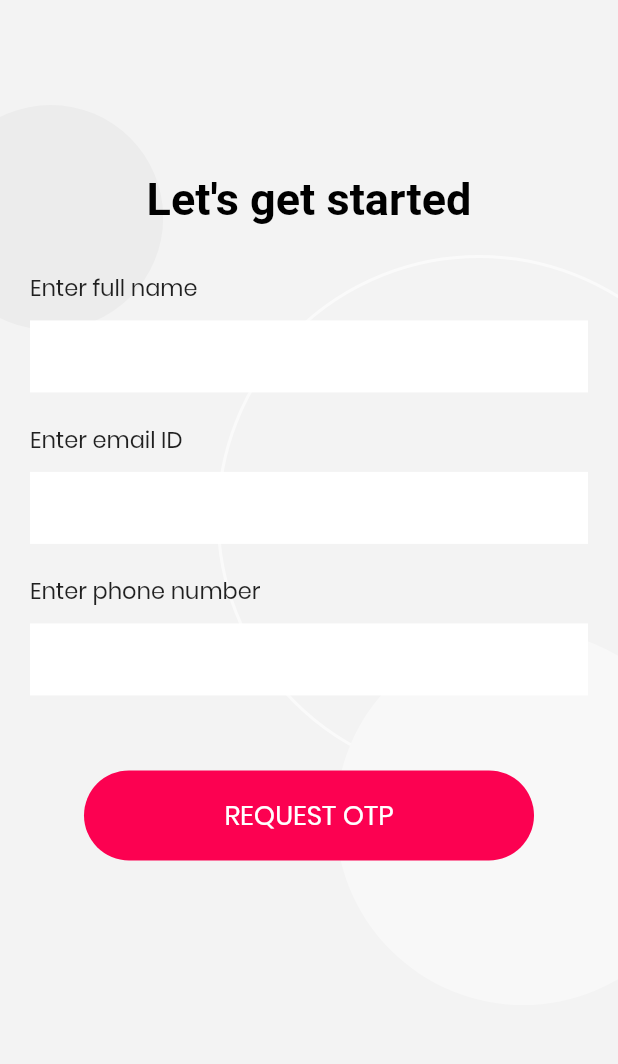
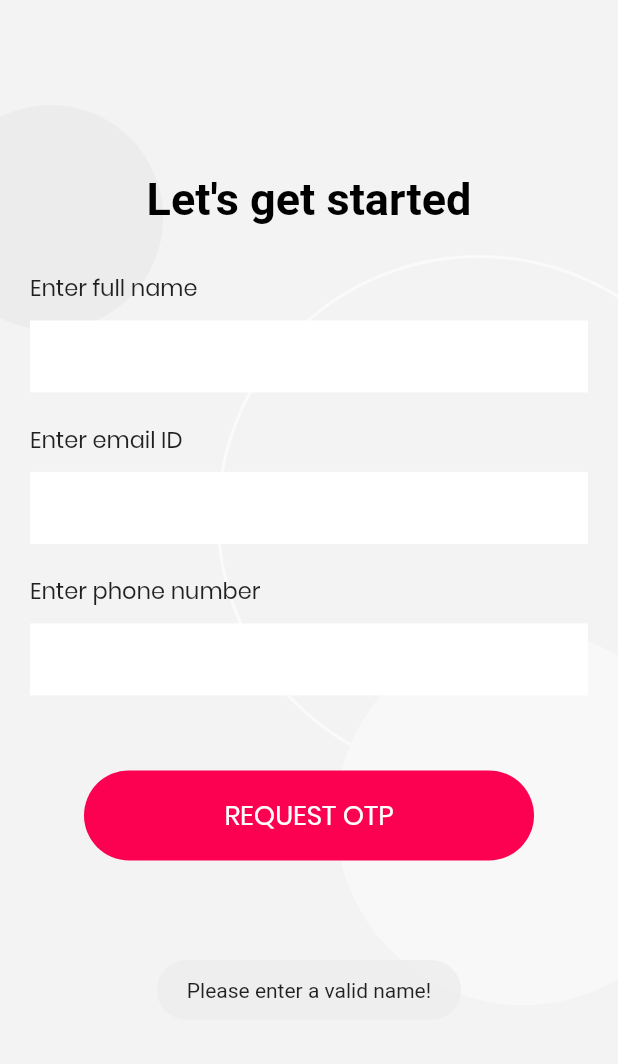
Before and after one commit to SankarshanDudhate/de_stock, a Flutter app: the screen it shows after launch, after a tap on "REQUEST OTP", on a phone screen of 412 x 824 dp, the part 120-1184 px from its top. Run offline on Flutter 3.47's test engine with Material 2 defaults, Android fonts, the phone set to English and light mode, and no system bars; our stand-ins replace flutter_svg, fluttertoast, google_fonts, shared_preferences; missing offline and left inert: pin_entry_text_field; project files that could hold a hidden picture were left out.

Commit message:
Toasts added to inform user better...

```diff
--- a/lib/SignupScreen1.dart
+++ b/lib/SignupScreen1.dart
@@ -53,6 +53,7 @@ class _SignupState extends State<Signup> {
 
     if(resp["Status"] == "Success") {
       print("Details:\n"+resp["Details"]);
+      Fluttertoast.showToast(msg: "Signed up successfully!");
       //TODO send user to homepage/dashboard
     }
     else{
--- a/lib/getstarted.dart
+++ b/lib/getstarted.dart
@@ -6,6 +6,7 @@ import 'package:google_fonts/google_fonts.dart';
 import 'package:flutter_svg/flutter_svg.dart';
 import 'package:http/http.dart' as http;
 import 'package:shared_preferences/shared_preferences.dart';
+import 'package:fluttertoast/fluttertoast.dart';
 
 import 'validatons.dart';
 import 'otpscreen.dart';
@@ -30,19 +31,19 @@ class _getstartedState extends State<getstarted> {
 
     bool isNameValid = validateName(name);
     if( !isNameValid ) {
-      print("Please enter a valid name!");
+      Fluttertoast.showToast(msg: "Please enter a valid name!", toastLength: Toast.LENGTH_LONG);
       return;
     }
 
     bool isEmailValid = validateEmail(email);
     if( !isEmailValid ) {
-      print("Please enter a valid email address!");
+      Fluttertoast.showToast(msg: "Please enter a valid email address!", toastLength: Toast.LENGTH_LONG);
       return;
     }
 
     bool isPhoneNoValid = validatePhoneNo(phoneNo);
     if( !isPhoneNoValid ) {
-      print("Please enter a valid number!");
+      Fluttertoast.showToast(msg: "Please enter a valid phone number!", toastLength: Toast.LENGTH_LONG);
       return;
     }
 
```
